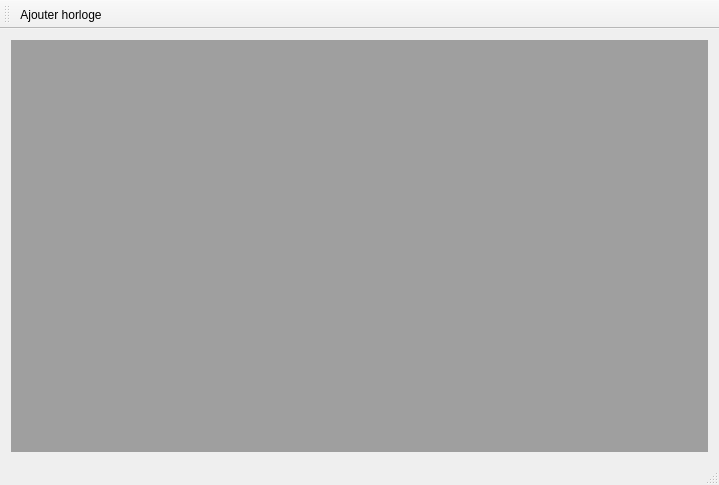
Old version of the form 3DP/mainwindow.ui in the repository awph/Design-Patterns.
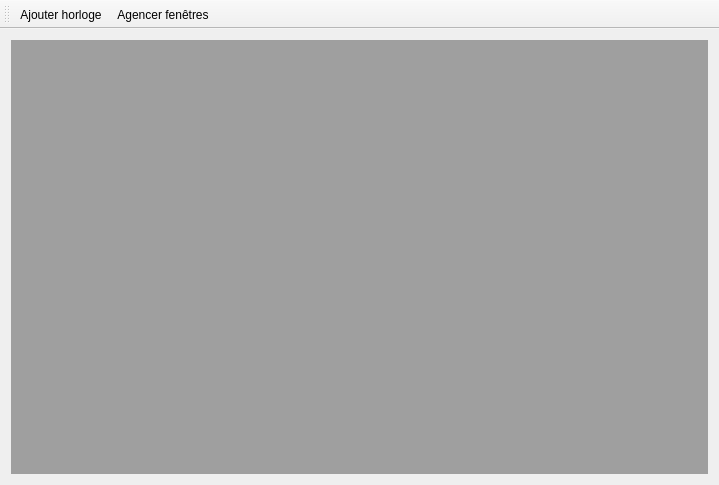
New version of the form.

```diff
--- a/3DP/mainwindow.ui
+++ b/3DP/mainwindow.ui
@@ -32,13 +32,18 @@
     <bool>false</bool>
    </attribute>
    <addaction name="actionAjouter"/>
+   <addaction name="actionAgencer_montres"/>
   </widget>
-  <widget class="QStatusBar" name="statusBar"/>
   <action name="actionAjouter">
    <property name="text">
     <string>Ajouter horloge</string>
    </property>
   </action>
+  <action name="actionAgencer_montres">
+   <property name="text">
+    <string>Agencer fenêtres</string>
+   </property>
+  </action>
  </widget>
  <layoutdefault spacing="6" margin="11"/>
  <resources/>
```
Left out of the diff: 21 changed lines with no effect on the pictures.
